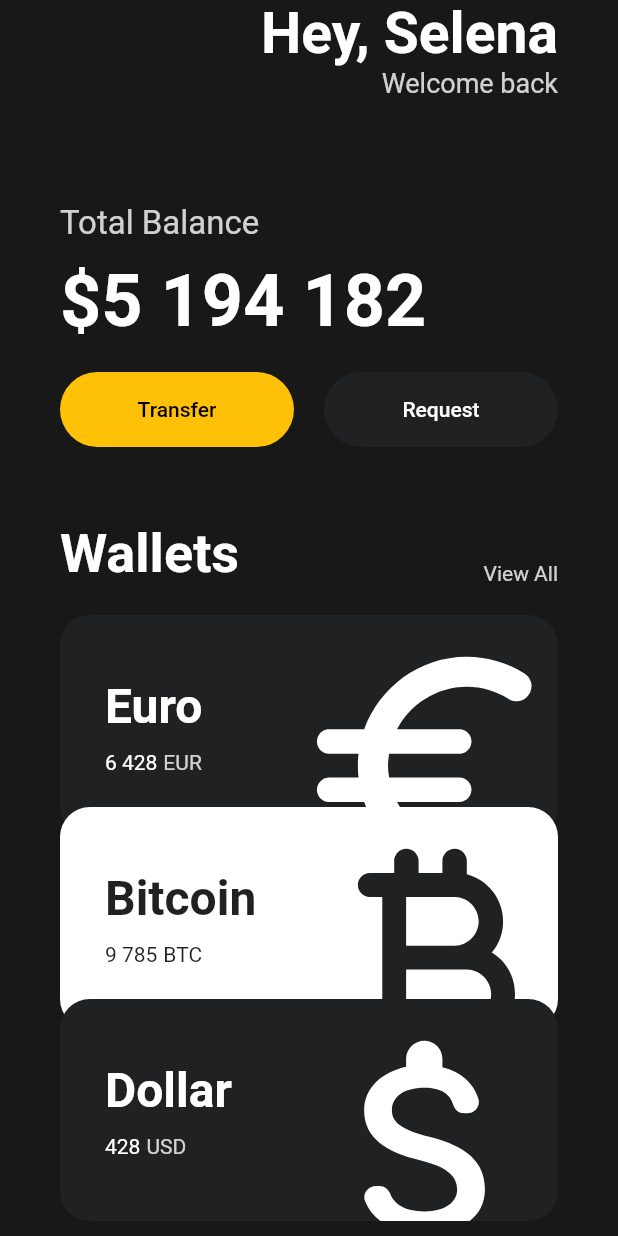
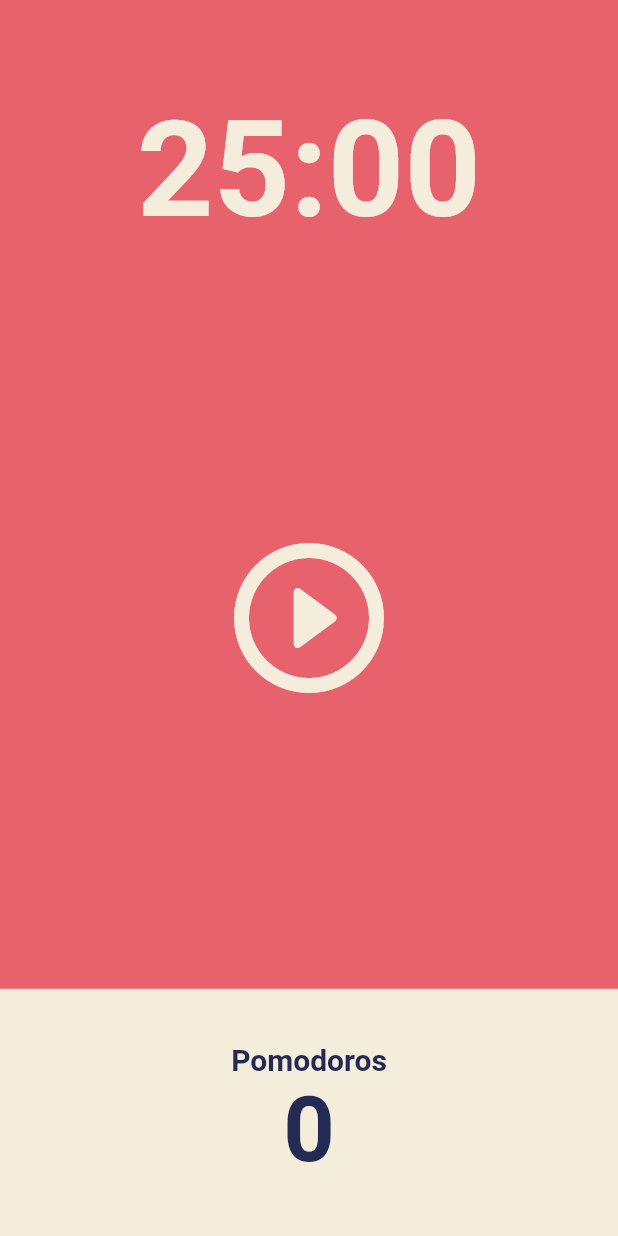
Before and after one commit to bakujinDev/toonflix, a Flutter app: the screen it shows after launch, on a phone screen of 412 x 824 dp. Run offline on Flutter 3.47's test engine with Material 2 defaults, Android fonts, the phone set to English and light mode, and no system bars.

```diff
--- a/lib/main.dart
+++ b/lib/main.dart
@@ -1,158 +1,23 @@
 import 'package:flutter/material.dart';
-import 'package:toonflix/widgets/Button.dart';
-import 'package:toonflix/widgets/currency_card.dart';
+import 'package:toonflix/screens/home_screen.dart';
 
 void main() {
-  runApp(App());
+  runApp(const App());
 }
 
 class App extends StatelessWidget {
+  const App({super.key});
+
   @override
   Widget build(BuildContext context) {
     return MaterialApp(
-      home: Scaffold(
-        backgroundColor: const Color(0xff181818),
-        body: SafeArea(
-          child: SingleChildScrollView(
-            child: Padding(
-              padding: const EdgeInsets.symmetric(
-                horizontal: 40,
-              ),
-              child: Column(
-                crossAxisAlignment: CrossAxisAlignment.start,
-                children: [
-                  Row(
-                    mainAxisAlignment: MainAxisAlignment.end,
-                    children: [
-                      Column(
-                        crossAxisAlignment: CrossAxisAlignment.end,
-                        children: [
-                          const Text(
-                            'Hey, Selena',
-                            style: TextStyle(
-                              color: Colors.white,
-                              fontSize: 38,
-                              fontWeight: FontWeight.w600,
-                            ),
-                          ),
-                          Text(
-                            'Welcome back',
-                            style: TextStyle(
-                              color: Colors.white.withOpacity(0.8),
-                              fontSize: 18,
-                            ),
-                          ),
-                        ],
-                      )
-                    ],
-                  ),
-                  const SizedBox(
-                    height: 70,
-                  ),
-                  Text(
-                    'Total Balance',
-                    style: TextStyle(
-                      fontSize: 22,
-                      color: Colors.white.withOpacity(0.8),
-                    ),
-                  ),
-                  const SizedBox(
-                    height: 10,
-                  ),
-                  const Text(
-                    '\$5 194 182',
-                    style: TextStyle(
-                      fontSize: 48,
-                      fontWeight: FontWeight.w600,
-                      color: Colors.white,
-                    ),
-                  ),
-                  const SizedBox(
-                    height: 20,
-                  ),
-                  Row(
-                    children: const [
-                      Button(
-                        text: 'Transfer',
-                        bgColor: Colors.amber,
-                        textColor: Colors.black,
-                      ),
-                      SizedBox(
-                        width: 20,
-                      ),
-                      Button(
-                        text: 'Request',
-                        bgColor: Color(0xff1f2123),
-                        textColor: Colors.white,
-                      ),
-                    ],
-                  ),
-                  const SizedBox(
-                    height: 50,
-                  ),
-                  Row(
-                    mainAxisAlignment: MainAxisAlignment.spaceBetween,
-                    crossAxisAlignment: CrossAxisAlignment.end,
-                    children: const [
-                      Text(
-                        'Wallets',
-                        style: TextStyle(
-                          fontSize: 36,
-                          fontWeight: FontWeight.w600,
-                          color: Colors.white,
-                        ),
-                      ),
-                      Text(
-                        'View All',
-                        style: TextStyle(
-                          color: Color.fromRGBO(255, 255, 255, 0.8),
-                        ),
-                      ),
-                    ],
-                  ),
-                  const SizedBox(
-                    height: 20,
-                  ),
-                  Column(
-                      children: List.generate(
-                    cardList.length,
-                    (i) => CurrencyCard(
-                      index: i,
-                      name: cardList[i].name,
-                      amount: cardList[i].amount,
-                      code: cardList[i].code,
-                      icon: cardList[i].icon,
-                      isInverted: cardList[i].isInverted,
-                    ),
-                  ))
-                ],
-              ),
-            ),
+        theme: ThemeData(
+          backgroundColor: const Color(0xffe7626c),
+          textTheme: const TextTheme(
+            headline1: TextStyle(color: Color(0xff232b55)),
           ),
+          cardColor: const Color(0xfff4eddb),
         ),
-      ),
-    );
+        home: const HomeScreen());
   }
 }
-
-const cardList = [
-  CurrencyCard(
-    name: 'Euro',
-    amount: '6 428',
-    code: 'EUR',
-    icon: Icons.euro_rounded,
-  ),
-  CurrencyCard(
-    name: 'Bitcoin',
-    amount: '9 785',
-    code: 'BTC',
-    icon: Icons.currency_bitcoin_rounded,
-    isInverted: true,
-  ),
-  CurrencyCard(
-    name: 'Dollar',
-    amount: '428',
-    code: 'USD',
-    icon: Icons.attach_money_rounded,
-  ),
-];
--- /dev/null
+++ b/lib/screens/home_screen.dart
@@ -0,0 +1,112 @@
+import 'package:flutter/material.dart';
+
+class HomeScreen extends StatefulWidget {
+  const HomeScreen({super.key});
+
+  @override
+  State<HomeScreen> createState() => _HomeScreenState();
+}
+
+class _HomeScreenState extends State<HomeScreen> {
+  @override
+  Widget build(BuildContext context) {
+    return Scaffold(
+      backgroundColor: Theme.of(context).backgroundColor,
+      body: Column(
+        children: [
+          Flexible(
+            flex: 1,
+            child: Container(
+              alignment: Alignment.bottomCenter,
+              child: Text(
+                '25:00',
+                style: TextStyle(
+                  fontSize: 89,
+                  fontWeight: FontWeight.w600,
+                  color: Theme.of(context).cardColor,
+                ),
+              ),
+            ),
+          ),
+          Flexible(
+            flex: 3,
+            child: Center(
+              child: IconButton(
+                icon: const Icon(Icons.play_circle_outline_rounded),
+                iconSize: 120,
+                color: Theme.of(context).cardColor,
+                onPressed: () {},
+              ),
+            ),
+          ),
+          Flexible(
+            flex: 1,
+            child: Row(
+              children: [
+                Expanded(
+                  child: Container(
+                    decoration:
+                        BoxDecoration(color: Theme.of(context).cardColor),
+                    child: Column(
+                      mainAxisAlignment: MainAxisAlignment.center,
+                      children: [
+                        Text(
+                          'Pomodoros',
+                          style: TextStyle(
+                            fontSize: 20,
+                            fontWeight: FontWeight.w600,
+                            color: Theme.of(context).textTheme.headline1!.color,
+                          ),
+                        ),
+                        Text(
+                          '0',
+                          style: TextStyle(
+                            fontSize: 60,
+                            fontWeight: FontWeight.w600,
+                            color: Theme.of(context).textTheme.headline1!.color,
+                          ),
+                        ),
+                      ],
+                    ),
+                  ),
+                ),
+              ],
+            ),
+          ),
+        ],
+      ),
+    );
+  }
+}
+
+class MyLargeTitle extends StatefulWidget {
+  const MyLargeTitle({
+    Key? key,
+  }) : super(key: key);
+
+  @override
+  State<MyLargeTitle> createState() => _MyLargeTitleState();
+}
+
+class _MyLargeTitleState extends State<MyLargeTitle> {
+  @override
+  void initState() {
+    super.initState();
+  }
+
+  @override
+  void dispose() {
+    super.dispose();
+  }
+
+  @override
+  Widget build(BuildContext context) {
+    return Text(
+      'My Large Title',
+      style: TextStyle(
+        fontSize: 30,
+        color: Theme.of(context).textTheme.titleLarge?.color,
+      ),
+    );
+  }
+}
```
Also changed, not shown: lib/screens/card.dart (added, +158 -0 lines).
